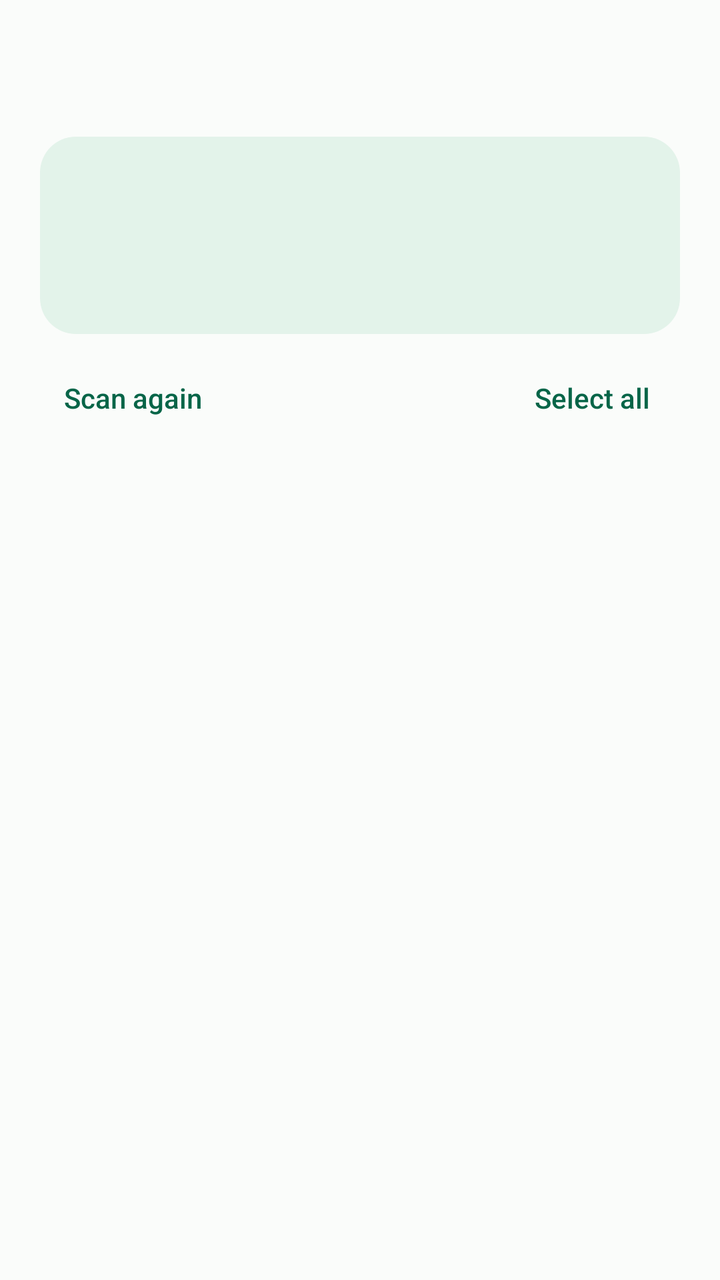
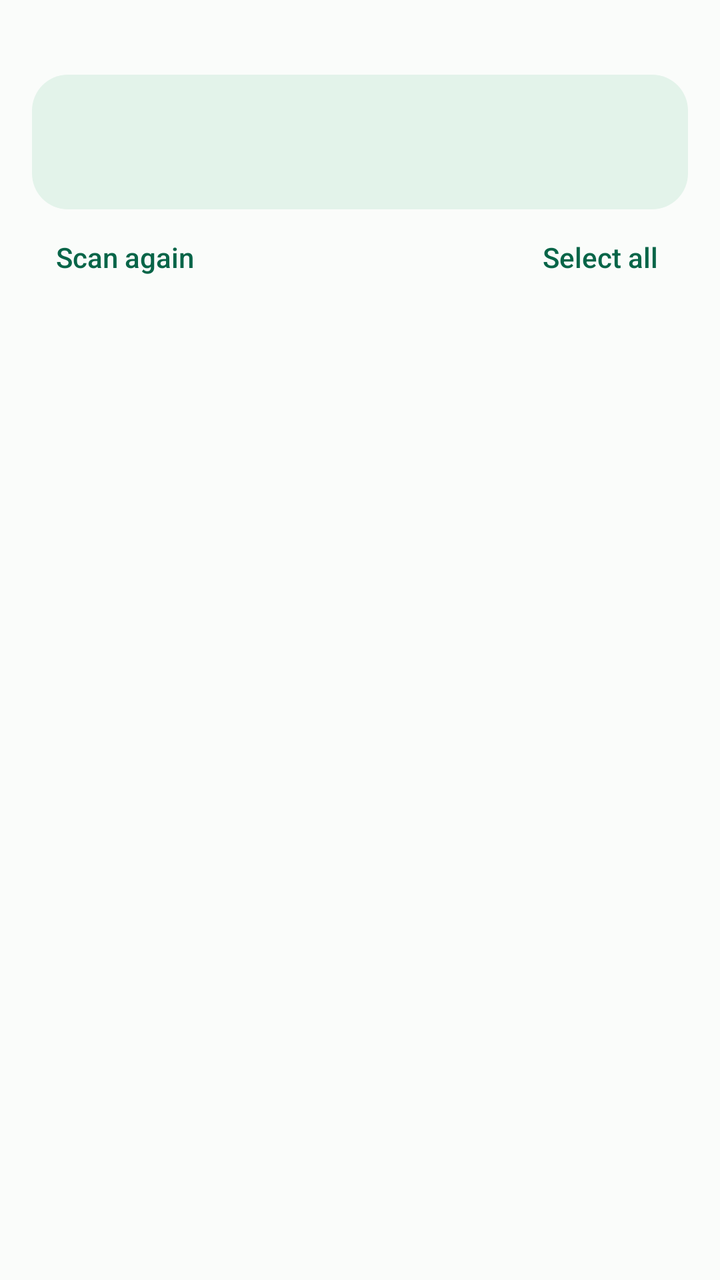

An Android layout rendered at two revisions. The XML below is the earlier revision; the diff shows what the commit changed to produce the second picture.
<!-- AndroidManifest.xml: application theme AppTheme -->
<!-- res/layout/review_header.xml -->
<LinearLayout xmlns:android="http://schemas.android.com/apk/res/android"
    android:layout_width="match_parent" android:layout_height="wrap_content"
    android:orientation="vertical" android:paddingHorizontal="20dp" android:paddingTop="12dp">
    <TextView android:id="@+id/mode_title" style="@style/PageTitle" />
    <LinearLayout android:layout_width="match_parent" android:layout_height="wrap_content"
        android:layout_marginTop="16dp" android:padding="20dp" android:orientation="vertical"
        android:background="@drawable/folder_panel">
        <ProgressBar android:id="@+id/busy" style="?android:attr/progressBarStyleSmall"
            android:layout_width="24dp" android:layout_height="24dp" android:visibility="gone" />
        <TextView android:id="@+id/status_title" android:layout_width="match_parent"
            android:layout_height="wrap_content" android:textSize="24sp" android:textColor="@color/ink"
            android:fontFamily="sans-serif-medium" android:accessibilityLiveRegion="polite" />
        <TextView android:id="@+id/status_body" style="@style/BodyText" android:layout_marginTop="6dp" />
    </LinearLayout>
    <Button android:id="@+id/coverage" style="@style/TextButton" android:layout_width="wrap_content"
        android:layout_height="wrap_content" android:text="@string/scan_details" android:visibility="gone" />
    <LinearLayout android:id="@+id/review_controls" android:layout_width="match_parent"
        android:layout_height="wrap_content" android:gravity="center_vertical" android:layout_marginTop="8dp">
        <Button android:id="@+id/rescan" style="@style/TextButton" android:layout_width="wrap_content"
            android:layout_height="wrap_content" android:text="@string/scan_again" />
        <Space android:layout_width="0dp" android:layout_height="1dp" android:layout_weight="1" />
        <Button android:id="@+id/select" style="@style/TextButton" android:layout_width="wrap_content"
            android:layout_height="wrap_content" android:text="@string/select_all" />
    </LinearLayout>
</LinearLayout>
<!-- resources referenced by this layout -->
<resources>
  <color name="ink">#142921</color>
  <!-- drawable folder_panel (drawable) -->
  <shape xmlns:android="http://schemas.android.com/apk/res/android">
      <solid android:color="@color/panel" />
      <corners android:radius="18dp" />
  </shape>
  <string name="scan_again">Scan again</string>
  <string name="scan_details">Scan details</string>
  <string name="select_all">Select all</string>
  <style name="BodyText">
          <item name="android:layout_width">match_parent</item>
          <item name="android:layout_height">wrap_content</item>
          <item name="android:textSize">15sp</item>
          <item name="android:textColor">@color/body</item>
          <item name="android:lineSpacingExtra">2dp</item>
      </style>
  <style name="PageTitle">
          <item name="android:layout_width">match_parent</item>
          <item name="android:layout_height">wrap_content</item>
          <item name="android:textSize">30sp</item>
          <item name="android:textColor">@color/ink</item>
          <item name="android:fontFamily">sans-serif-medium</item>
      </style>
  <style name="TextButton" parent="@android:style/Widget.Material.Button.Borderless">
          <item name="android:textAllCaps">false</item>
          <item name="android:textColor">@color/accent</item>
          <item name="android:minHeight">48dp</item>
      </style>
  <style name="AppTheme" parent="@style/DayThemeBase" />
  <color name="panel">#E3F3EA</color>
  <color name="body">#425D51</color>
  <color name="accent">#076548</color>
  <style name="DayThemeBase" parent="@android:style/Theme.Material.Light.NoActionBar">
          <item name="android:colorAccent">@color/accent</item>
          <item name="android:windowBackground">@color/surface</item>
          <item name="android:statusBarColor">@color/surface</item>
          <item name="android:windowLightStatusBar">true</item>
      </style>
  <color name="surface">#FAFCFA</color>
</resources>

<!-- the commit's change to res/layout/review_header.xml (unified diff, before → after) -->
@@ -1,25 +1,33 @@
 <LinearLayout xmlns:android="http://schemas.android.com/apk/res/android"
     android:layout_width="match_parent" android:layout_height="wrap_content"
-    android:orientation="vertical" android:paddingHorizontal="20dp" android:paddingTop="12dp">
-    <TextView android:id="@+id/mode_title" style="@style/PageTitle" />
+    android:orientation="vertical" android:paddingHorizontal="16dp" android:paddingTop="4dp">
+    <LinearLayout android:layout_width="match_parent" android:layout_height="wrap_content" android:gravity="center_vertical">
+        <TextView android:id="@+id/mode_title" style="@style/PageTitle" android:layout_width="0dp" android:layout_weight="1" android:textSize="22sp" />
+        <Button android:id="@+id/coverage" style="@style/TextButton" android:layout_width="wrap_content"
+            android:layout_height="wrap_content" android:textSize="13sp" android:text="@string/scan_details" android:visibility="gone" />
+    </LinearLayout>
     <LinearLayout android:layout_width="match_parent" android:layout_height="wrap_content"
-        android:layout_marginTop="16dp" android:padding="20dp" android:orientation="vertical"
-        android:background="@drawable/folder_panel">
+        android:layout_marginTop="4dp" android:padding="10dp" android:orientation="vertical" android:background="@drawable/folder_panel">
         <ProgressBar android:id="@+id/busy" style="?android:attr/progressBarStyleSmall"
             android:layout_width="24dp" android:layout_height="24dp" android:visibility="gone" />
         <TextView android:id="@+id/status_title" android:layout_width="match_parent"
-            android:layout_height="wrap_content" android:textSize="24sp" android:textColor="@color/ink"
+            android:layout_height="wrap_content" android:textSize="18sp" android:textColor="@color/ink"
             android:fontFamily="sans-serif-medium" android:accessibilityLiveRegion="polite" />
-        <TextView android:id="@+id/status_body" style="@style/BodyText" android:layout_marginTop="6dp" />
+        <TextView android:id="@+id/status_body" style="@style/BodyText" android:textSize="14sp" android:layout_marginTop="4dp" />
     </LinearLayout>
-    <Button android:id="@+id/coverage" style="@style/TextButton" android:layout_width="wrap_content"
-        android:layout_height="wrap_content" android:text="@string/scan_details" android:visibility="gone" />
+    <LinearLayout android:id="@+id/filter_controls" android:layout_width="match_parent" android:layout_height="wrap_content" android:orientation="vertical" android:visibility="gone">
+        <LinearLayout android:layout_width="match_parent" android:layout_height="wrap_content" android:gravity="center_vertical">
+            <SearchView android:id="@+id/file_search" android:layout_width="0dp" android:layout_weight="1" android:layout_height="wrap_content" android:iconifiedByDefault="false" android:queryHint="@string/search_files" />
+            <Button android:id="@+id/file_filter" style="@style/TextButton" android:layout_width="wrap_content" android:layout_height="wrap_content" android:textSize="13sp" />
+        </LinearLayout>
+        <TextView android:id="@+id/visible_results" style="@style/BodyText" android:textSize="13sp" />
+    </LinearLayout>
     <LinearLayout android:id="@+id/review_controls" android:layout_width="match_parent"
-        android:layout_height="wrap_content" android:gravity="center_vertical" android:layout_marginTop="8dp">
+        android:layout_height="wrap_content" android:gravity="center_vertical">
         <Button android:id="@+id/rescan" style="@style/TextButton" android:layout_width="wrap_content"
-            android:layout_height="wrap_content" android:text="@string/scan_again" />
+            android:layout_height="wrap_content" android:textSize="14sp" android:text="@string/scan_again" />
         <Space android:layout_width="0dp" android:layout_height="1dp" android:layout_weight="1" />
         <Button android:id="@+id/select" style="@style/TextButton" android:layout_width="wrap_content"
-            android:layout_height="wrap_content" android:text="@string/select_all" />
+            android:layout_height="wrap_content" android:textSize="14sp" android:text="@string/select_all" />
     </LinearLayout>
 </LinearLayout>
<!-- resource entries referenced after the edit -->
@@ -8,6 +8,7 @@
   </shape>
   <string name="scan_again">Scan again</string>
   <string name="scan_details">Scan details</string>
+  <string name="search_files">Search name or folder</string>
   <string name="select_all">Select all</string>
   <style name="BodyText">
           <item name="android:layout_width">match_parent</item>
